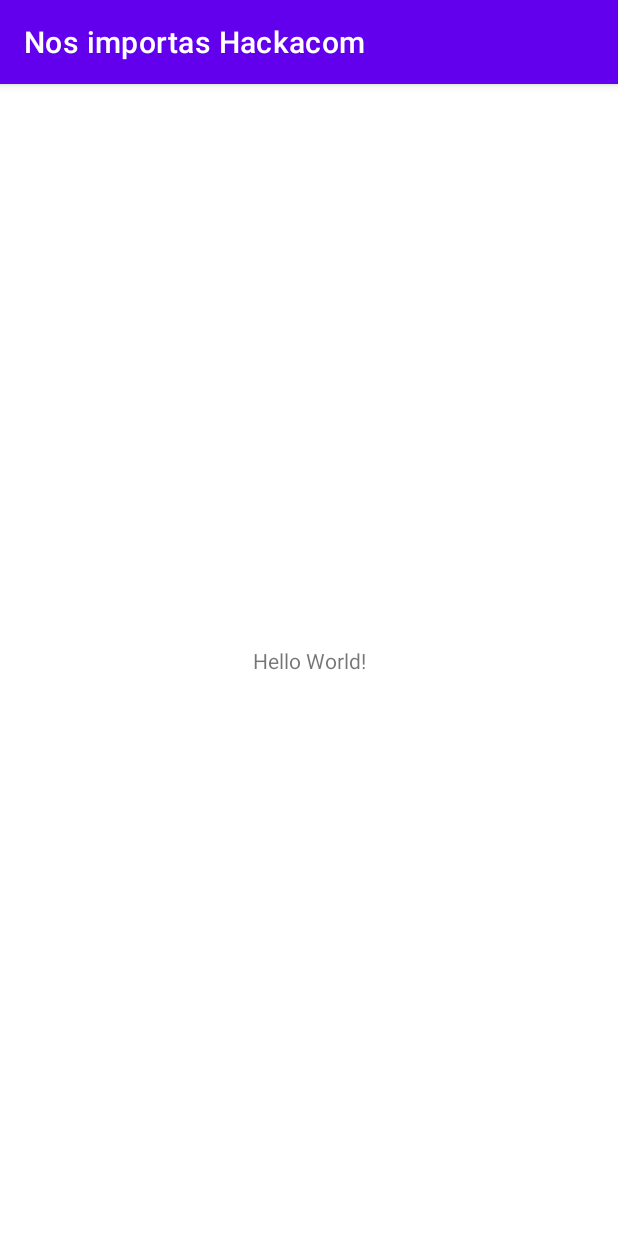
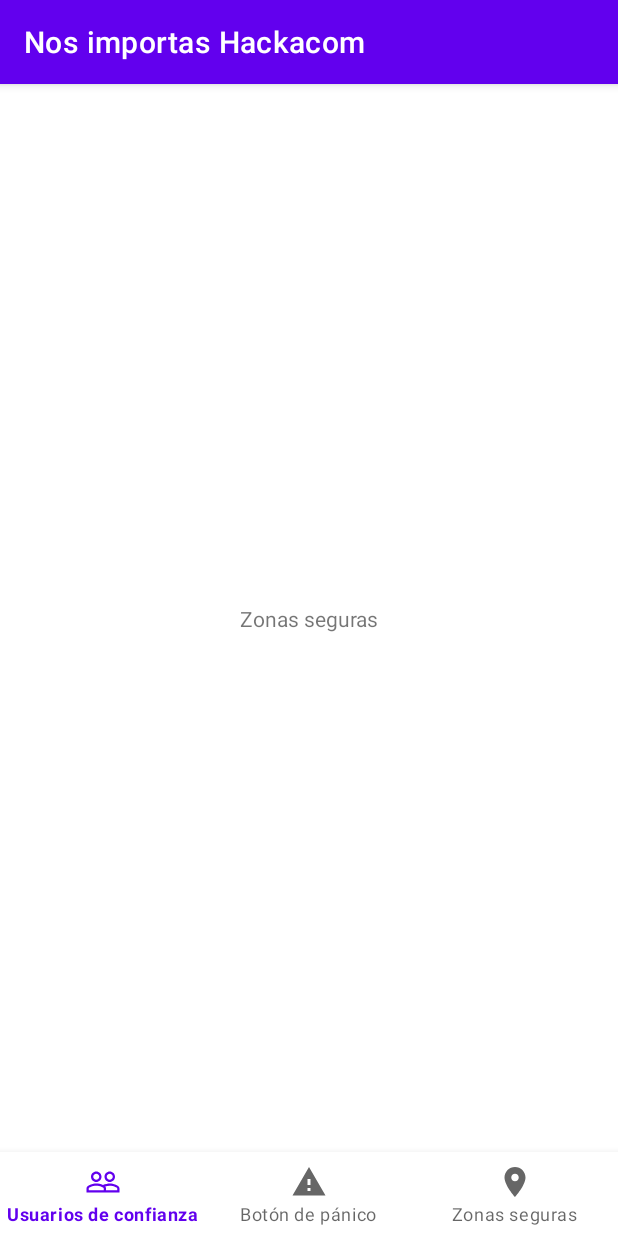
Before and after one commit to JuanPaauul/Hackacom-nosimportas, an Android app: the screen it shows after launch (MainActivity), on a phone screen of 412 x 824 dp. Run offline under Robolectric (Android 15) with nearby library versions, the phone set to English and light mode, and no system bars; 3 statements that could not run were skipped.

Commit message:
Bottom navigations view implemented

```diff
--- a/app/src/main/java/com/moresoft/nosimportashackacom/MainActivity.kt
+++ b/app/src/main/java/com/moresoft/nosimportashackacom/MainActivity.kt
@@ -2,10 +2,43 @@ package com.moresoft.nosimportashackacom
 
 import androidx.appcompat.app.AppCompatActivity
 import android.os.Bundle
+import androidx.fragment.app.Fragment
+import com.moresoft.nosimportas.ConfidenceUsersFragment
+import com.moresoft.nosimportas.PanicButtonFragment
+import com.moresoft.nosimportas.ZonedMapFragment
+import com.moresoft.nosimportashackacom.databinding.ActivityMainBinding
 
 class MainActivity : AppCompatActivity() {
+    lateinit var binding: ActivityMainBinding
+
     override fun onCreate(savedInstanceState: Bundle?) {
         super.onCreate(savedInstanceState)
         setContentView(R.layout.activity_main)
+
+        replaceFragment(ZonedMapFragment())
+
+        binding = ActivityMainBinding.inflate(layoutInflater)
+        setContentView(binding.root)
+
+        binding.bottomNavigationView.setOnItemSelectedListener { item ->
+            when (item.itemId) {
+                R.id.confidence_users -> {
+                    replaceFragment(ConfidenceUsersFragment())
+                }
+                R.id.panic_button -> {
+                    replaceFragment(PanicButtonFragment())
+                }
+                R.id.zoned_map -> {
+                    replaceFragment(ZonedMapFragment())
+                }
+            }
+            true
+        }
+    }
+    private fun replaceFragment(fragment: Fragment) {
+        val fragmentManager = supportFragmentManager
+        val fragmentTransaction = fragmentManager.beginTransaction()
+        fragmentTransaction.replace(R.id.frame_layout, fragment)
+        fragmentTransaction.commit()
     }
 }
--- /dev/null
+++ b/app/src/main/java/com/moresoft/nosimportashackacom/ZonedMapFragment.kt
@@ -0,0 +1,60 @@
+package com.moresoft.nosimportas
+
+import android.os.Bundle
+import androidx.fragment.app.Fragment
+import android.view.LayoutInflater
+import android.view.View
+import android.view.ViewGroup
+import com.moresoft.nosimportashackacom.R
+
+// TODO: Rename parameter arguments, choose names that match
+// the fragment initialization parameters, e.g. ARG_ITEM_NUMBER
+private const val ARG_PARAM1 = "param1"
+private const val ARG_PARAM2 = "param2"
+
+/**
+ * A simple [Fragment] subclass.
+ * Use the [ZonedMapFragment.newInstance] factory method to
+ * create an instance of this fragment.
+ */
+class ZonedMapFragment : Fragment() {
+    // TODO: Rename and change types of parameters
+    private var param1: String? = null
+    private var param2: String? = null
+
+    override fun onCreate(savedInstanceState: Bundle?) {
+        super.onCreate(savedInstanceState)
+        arguments?.let {
+            param1 = it.getString(ARG_PARAM1)
+            param2 = it.getString(ARG_PARAM2)
+        }
+    }
+
+    override fun onCreateView(
+        inflater: LayoutInflater, container: ViewGroup?,
+        savedInstanceState: Bundle?
+    ): View? {
+        // Inflate the layout for this fragment
+        return inflater.inflate(R.layout.fragment_zoned_map, container, false)
+    }
+
+    companion object {
+        /**
+         * Use this factory method to create a new instance of
+         * this fragment using the provided parameters.
+         *
+         * @param param1 Parameter 1.
+         * @param param2 Parameter 2.
+         * @return A new instance of fragment ZonedMapFragment.
+         */
+        // TODO: Rename and change types and number of parameters
+        @JvmStatic
+        fun newInstance(param1: String, param2: String) =
+            ZonedMapFragment().apply {
+                arguments = Bundle().apply {
+                    putString(ARG_PARAM1, param1)
+                    putString(ARG_PARAM2, param2)
+                }
+            }
+    }
+}
--- /dev/null
+++ b/app/src/main/res/drawable/ic_baseline_location_on_24.xml
@@ -0,0 +1,5 @@
+<vector android:height="24dp" android:tint="#000000"
+    android:viewportHeight="24" android:viewportWidth="24"
+    android:width="24dp" xmlns:android="http://schemas.android.com/apk/res/android">
+    <path android:fillColor="@android:color/white" android:pathData="M12,2C8.13,2 5,5.13 5,9c0,5.25 7,13 7,13s7,-7.75 7,-13c0,-3.87 -3.13,-7 -7,-7zM12,11.5c-1.38,0 -2.5,-1.12 -2.5,-2.5s1.12,-2.5 2.5,-2.5 2.5,1.12 2.5,2.5 -1.12,2.5 -2.5,2.5z"/>
+</vector>
--- /dev/null
+++ b/app/src/main/res/drawable/ic_baseline_people_outline_24.xml
@@ -0,0 +1,5 @@
+<vector android:height="24dp" android:tint="#000000"
+    android:viewportHeight="24" android:viewportWidth="24"
+    android:width="24dp" xmlns:android="http://schemas.android.com/apk/res/android">
+    <path android:fillColor="@android:color/white" android:pathData="M16.5,13c-1.2,0 -3.07,0.34 -4.5,1 -1.43,-0.67 -3.3,-1 -4.5,-1C5.33,13 1,14.08 1,16.25L1,19h22v-2.75c0,-2.17 -4.33,-3.25 -6.5,-3.25zM12.5,17.5h-10v-1.25c0,-0.54 2.56,-1.75 5,-1.75s5,1.21 5,1.75v1.25zM21.5,17.5L14,17.5v-1.25c0,-0.46 -0.2,-0.86 -0.52,-1.22 0.88,-0.3 1.96,-0.53 3.02,-0.53 2.44,0 5,1.21 5,1.75v1.25zM7.5,12c1.93,0 3.5,-1.57 3.5,-3.5S9.43,5 7.5,5 4,6.57 4,8.5 5.57,12 7.5,12zM7.5,6.5c1.1,0 2,0.9 2,2s-0.9,2 -2,2 -2,-0.9 -2,-2 0.9,-2 2,-2zM16.5,12c1.93,0 3.5,-1.57 3.5,-3.5S18.43,5 16.5,5 13,6.57 13,8.5s1.57,3.5 3.5,3.5zM16.5,6.5c1.1,0 2,0.9 2,2s-0.9,2 -2,2 -2,-0.9 -2,-2 0.9,-2 2,-2z"/>
+</vector>
--- /dev/null
+++ b/app/src/main/res/drawable/ic_baseline_warning_24.xml
@@ -0,0 +1,5 @@
+<vector android:height="24dp" android:tint="#000000"
+    android:viewportHeight="24" android:viewportWidth="24"
+    android:width="24dp" xmlns:android="http://schemas.android.com/apk/res/android">
+    <path android:fillColor="@android:color/white" android:pathData="M1,21h22L12,2 1,21zM13,18h-2v-2h2v2zM13,14h-2v-4h2v4z"/>
+</vector>
--- a/app/src/main/res/layout/activity_main.xml
+++ b/app/src/main/res/layout/activity_main.xml
@@ -6,13 +6,26 @@
     android:layout_height="match_parent"
     tools:context=".MainActivity">
 
-    <TextView
-        android:layout_width="wrap_content"
+    <FrameLayout
+        android:id="@+id/frame_layout"
+        android:layout_width="0dp"
+        android:layout_height="0dp"
+        app:layout_constraintBottom_toTopOf="@+id/bottomNavigationView"
+        app:layout_constraintEnd_toEndOf="parent"
+        app:layout_constraintStart_toStartOf="parent"
+        app:layout_constraintTop_toTopOf="parent">
+
+    </FrameLayout>
+
+    <com.google.android.material.bottomnavigation.BottomNavigationView
+        android:id="@+id/bottomNavigationView"
+        android:layout_width="match_parent"
         android:layout_height="wrap_content"
-        android:text="Hello World!"
         app:layout_constraintBottom_toBottomOf="parent"
         app:layout_constraintEnd_toEndOf="parent"
         app:layout_constraintStart_toStartOf="parent"
-        app:layout_constraintTop_toTopOf="parent" />
+        app:menu="@menu/bottom_nav_menu">
+
+    </com.google.android.material.bottomnavigation.BottomNavigationView>
 
 </androidx.constraintlayout.widget.ConstraintLayout>
--- /dev/null
+++ b/app/src/main/res/layout/fragment_zoned_map.xml
@@ -0,0 +1,18 @@
+<?xml version="1.0" encoding="utf-8"?>
+<androidx.constraintlayout.widget.ConstraintLayout xmlns:android="http://schemas.android.com/apk/res/android"
+    xmlns:app="http://schemas.android.com/apk/res-auto"
+    xmlns:tools="http://schemas.android.com/tools"
+    android:layout_width="match_parent"
+    android:layout_height="match_parent"
+    tools:context=".ZonedMapFragment">
+
+    <TextView
+        android:id="@+id/tv_zoned_maps"
+        android:layout_width="wrap_content"
+        android:layout_height="wrap_content"
+        android:text="@string/btn_zoned_map"
+        app:layout_constraintBottom_toBottomOf="parent"
+        app:layout_constraintEnd_toEndOf="parent"
+        app:layout_constraintStart_toStartOf="parent"
+        app:layout_constraintTop_toTopOf="parent" />
+</androidx.constraintlayout.widget.ConstraintLayout>
--- /dev/null
+++ b/app/src/main/res/menu/bottom_nav_menu.xml
@@ -0,0 +1,16 @@
+<?xml version="1.0" encoding="utf-8"?>
+<menu xmlns:android="http://schemas.android.com/apk/res/android">
+
+    <item
+        android:id="@+id/confidence_users"
+        android:icon="@drawable/ic_baseline_people_outline_24"
+        android:title="@string/btn_confidence_users" />
+    <item
+        android:id="@+id/panic_button"
+        android:icon="@drawable/ic_baseline_warning_24"
+        android:title="@string/btn_panic_button" />
+    <item
+        android:id="@+id/zoned_map"
+        android:icon="@drawable/ic_baseline_location_on_24"
+        android:title="@string/btn_zoned_map" />
+</menu>
--- a/app/src/main/res/values/strings.xml
+++ b/app/src/main/res/values/strings.xml
@@ -1,3 +1,7 @@
 <resources>
     <string name="app_name">Nos importas Hackacom</string>
+    <string name="btn_confidence_users">Usuarios de confianza</string>
+    <string name="btn_panic_button">Botón de pánico</string>
+    <string name="btn_zoned_map">Zonas seguras</string>
+
 </resources>
```
Also changed, not shown: app/build.gradle (+6 -3 lines), app/src/main/java/com/moresoft/nosimportashackacom/ConfidenceUsersFragment.kt (added, +66 -0 lines), app/src/main/java/com/moresoft/nosimportashackacom/PanicButtonFragment.kt (added, +60 -0 lines), app/src/main/res/layout/fragment_confidence_users.xml (added, +19 -0 lines), app/src/main/res/layout/fragment_panic_button.xml (added, +18 -0 lines).
